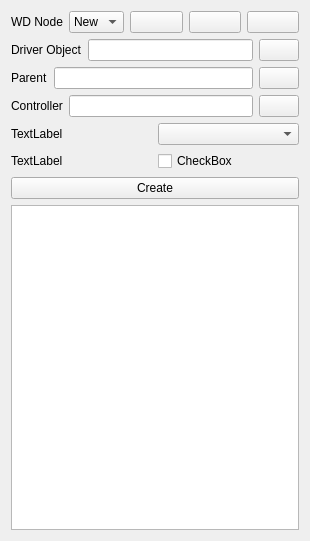
Faith0521/Faith_Proj, file Faith/moduleInstaller/Faith/modules/Faith/scripts/Faith/Tools/BS_Manager/UI/driver.ui: the form before one commit.
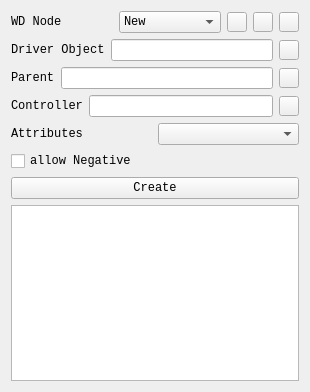
The form after the commit. Icons and pictures are not drawn.

The edit to the form file:
```diff
--- a/Faith/moduleInstaller/Faith/modules/Faith/scripts/Faith/Tools/BS_Manager/UI/driver.ui
+++ b/Faith/moduleInstaller/Faith/modules/Faith/scripts/Faith/Tools/BS_Manager/UI/driver.ui
@@ -7,7 +7,7 @@
     <x>0</x>
     <y>0</y>
     <width>310</width>
-    <height>541</height>
+    <height>392</height>
    </rect>
   </property>
   <property name="windowTitle">
@@ -18,6 +18,11 @@
     <layout class="QHBoxLayout" name="horizontalLayout_2">
      <item>
       <widget class="QLabel" name="label_2">
+       <property name="font">
+        <font>
+         <family>Consolas</family>
+        </font>
+       </property>
        <property name="text">
         <string>WD Node</string>
        </property>
@@ -25,6 +30,11 @@
      </item>
      <item>
       <widget class="QComboBox" name="comboBox">
+       <property name="font">
+        <font>
+         <family>Consolas</family>
+        </font>
+       </property>
        <item>
         <property name="text">
          <string>New</string>
@@ -34,6 +44,29 @@
      </item>
      <item>
       <widget class="QPushButton" name="pushButton_2">
+       <property name="minimumSize">
+        <size>
+         <width>20</width>
+         <height>20</height>
+        </size>
+       </property>
+       <property name="maximumSize">
+        <size>
+         <width>20</width>
+         <height>20</height>
+        </size>
+       </property>
+       <property name="styleSheet">
+        <string notr="true">QPushButton{
+border-image: url(:/icon/SHAPES_select_150.png);
+}
+QPushButton:hover{
+border-image: url(:/icon/SHAPES_select_150_light.png);
+}
+QPushButton:pressed{
+border-image: url(:/icon/SHAPES_select_150_light.png);
+}</string>
+       </property>
        <property name="text">
         <string/>
        </property>
@@ -41,6 +74,18 @@
      </item>
      <item>
       <widget class="QPushButton" name="pushButton_5">
+       <property name="minimumSize">
+        <size>
+         <width>20</width>
+         <height>20</height>
+        </size>
+       </property>
+       <property name="maximumSize">
+        <size>
+         <width>20</width>
+         <height>20</height>
+        </size>
+       </property>
        <property name="text">
         <string/>
        </property>
@@ -48,6 +93,18 @@
      </item>
      <item>
       <widget class="QPushButton" name="pushButton_6">
+       <property name="minimumSize">
+        <size>
+         <width>20</width>
+         <height>20</height>
+        </size>
+       </property>
+       <property name="maximumSize">
+        <size>
+         <width>20</width>
+         <height>20</height>
+        </size>
+       </property>
        <property name="text">
         <string/>
        </property>
@@ -61,6 +118,11 @@
       <layout class="QHBoxLayout" name="horizontalLayout_3">
        <item>
         <widget class="QLabel" name="label_3">
+         <property name="font">
+          <font>
+           <family>Consolas</family>
+          </font>
+         </property>
          <property name="text">
           <string>Driver Object</string>
          </property>
@@ -71,6 +133,29 @@
        </item>
        <item>
         <widget class="QPushButton" name="pushButton">
+         <property name="minimumSize">
+          <size>
+           <width>20</width>
+           <height>20</height>
+          </size>
+         </property>
+         <property name="maximumSize">
+          <size>
+           <width>20</width>
+           <height>20</height>
+          </size>
+         </property>
+         <property name="styleSheet">
+          <string notr="true">QPushButton{
+border-image: url(:/icon/SHAPES_select_150.png);
+}
+QPushButton:hover{
+border-image: url(:/icon/SHAPES_select_150_light.png);
+}
+QPushButton:pressed{
+border-image: url(:/icon/SHAPES_select_150_light.png);
+}</string>
+         </property>
          <property name="text">
           <string/>
          </property>
@@ -82,6 +167,11 @@
       <layout class="QHBoxLayout" name="horizontalLayout_4">
        <item>
         <widget class="QLabel" name="label_4">
+         <property name="font">
+          <font>
+           <family>Consolas</family>
+          </font>
+         </property>
          <property name="text">
           <string>Parent</string>
          </property>
@@ -92,6 +182,29 @@
        </item>
        <item>
         <widget class="QPushButton" name="pushButton_3">
+         <property name="minimumSize">
+          <size>
+           <width>20</width>
+           <height>20</height>
+          </size>
+         </property>
+         <property name="maximumSize">
+          <size>
+           <width>20</width>
+           <height>20</height>
+          </size>
+         </property>
+         <property name="styleSheet">
+          <string notr="true">QPushButton{
+border-image: url(:/icon/SHAPES_select_150.png);
+}
+QPushButton:hover{
+border-image: url(:/icon/SHAPES_select_150_light.png);
+}
+QPushButton:pressed{
+border-image: url(:/icon/SHAPES_select_150_light.png);
+}</string>
+         </property>
          <property name="text">
           <string/>
          </property>
@@ -103,6 +216,11 @@
       <layout class="QHBoxLayout" name="horizontalLayout">
        <item>
         <widget class="QLabel" name="label">
+         <property name="font">
+          <font>
+           <family>Consolas</family>
+          </font>
+         </property>
          <property name="text">
           <string>Controller</string>
          </property>
@@ -113,6 +231,29 @@
        </item>
        <item>
         <widget class="QPushButton" name="pushButton_4">
+         <property name="minimumSize">
+          <size>
+           <width>20</width>
+           <height>20</height>
+          </size>
+         </property>
+         <property name="maximumSize">
+          <size>
+           <width>20</width>
+           <height>20</height>
+          </size>
+         </property>
+         <property name="styleSheet">
+          <string notr="true">QPushButton{
+border-image: url(:/icon/SHAPES_select_150.png);
+}
+QPushButton:hover{
+border-image: url(:/icon/SHAPES_select_150_light.png);
+}
+QPushButton:pressed{
+border-image: url(:/icon/SHAPES_select_150_light.png);
+}</string>
+         </property>
          <property name="text">
           <string/>
          </property>
@@ -126,8 +267,13 @@
     <layout class="QHBoxLayout" name="horizontalLayout_6">
      <item>
       <widget class="QLabel" name="label_5">
+       <property name="font">
+        <font>
+         <family>Consolas</family>
+        </font>
+       </property>
        <property name="text">
-        <string>TextLabel</string>
+        <string>Attributes</string>
        </property>
       </widget>
      </item>
@@ -138,17 +284,15 @@
    </item>
    <item>
     <layout class="QHBoxLayout" name="horizontalLayout_7">
-     <item>
-      <widget class="QLabel" name="label_6">
-       <property name="text">
-        <string>TextLabel</string>
-       </property>
-      </widget>
-     </item>
      <item>
       <widget class="QCheckBox" name="checkBox">
+       <property name="font">
+        <font>
+         <family>Consolas</family>
+        </font>
+       </property>
        <property name="text">
-        <string>CheckBox</string>
+        <string>allow Negative</string>
        </property>
       </widget>
      </item>
@@ -156,6 +300,11 @@
    </item>
    <item>
     <widget class="QPushButton" name="pushButton_7">
+     <property name="font">
+      <font>
+       <family>Consolas</family>
+      </font>
+     </property>
      <property name="text">
       <string>Create</string>
      </property>
```
Left out of the diff: 4 changed lines with no effect on the pictures.
